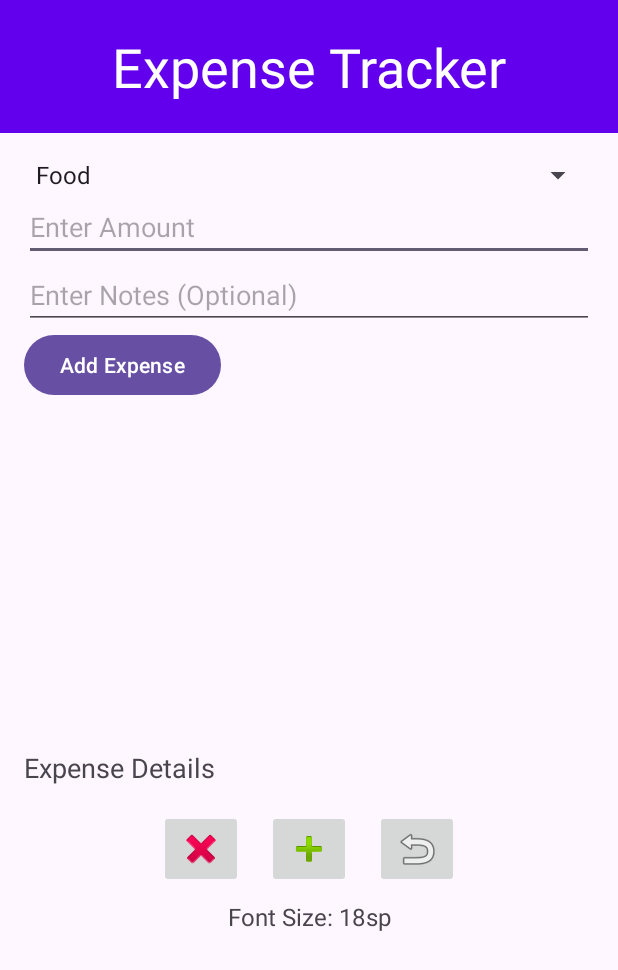
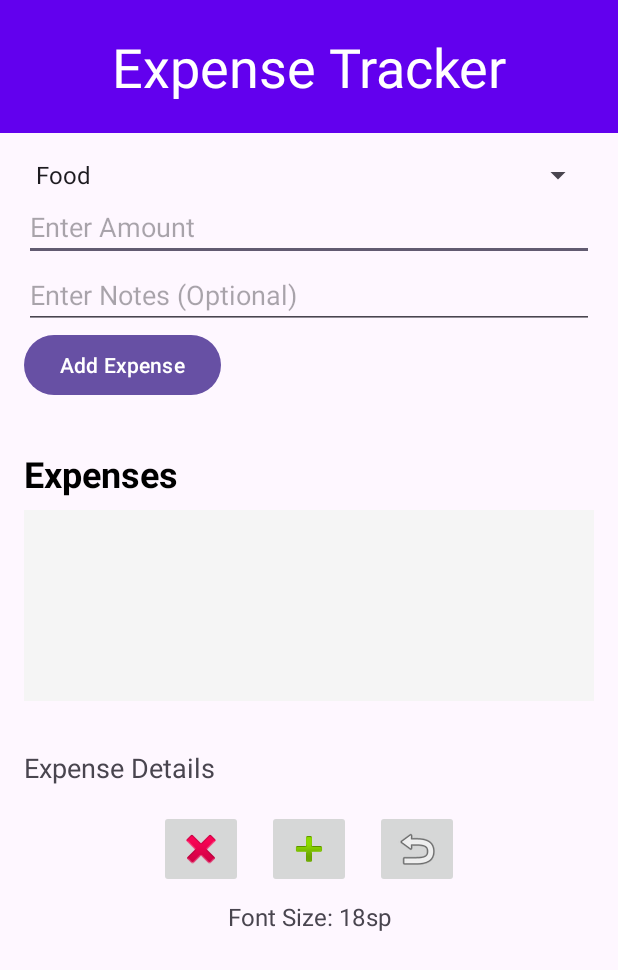
Before and after one commit to Mohammed-Abed-Alkareem/Personal-Expenses-Tracker, an Android app: the screen it shows after launch (MainActivity), on a phone screen of 412 x 824 dp. Shown: the top 970 px of the screen. Run offline under Robolectric (Android 15) with nearby library versions, the phone set to English and light mode, and no system bars.

Commit message:
almost done 1.1

```diff
--- a/todoFiles/app/src/main/AndroidManifest.xml
+++ b/todoFiles/app/src/main/AndroidManifest.xml
@@ -3,6 +3,7 @@
     xmlns:tools="http://schemas.android.com/tools">
 
     <application
+
         android:allowBackup="true"
         android:dataExtractionRules="@xml/data_extraction_rules"
         android:fullBackupContent="@xml/backup_rules"
--- a/todoFiles/app/src/main/java/com/example/personalexpensestracker/Fragments/AddFragment.java
+++ b/todoFiles/app/src/main/java/com/example/personalexpensestracker/Fragments/AddFragment.java
@@ -1,5 +1,6 @@
 package com.example.personalexpensestracker.Fragments;
 
+import android.content.Context;
 import android.os.Bundle;
 import android.view.LayoutInflater;
 import android.view.View;
@@ -9,18 +10,12 @@ import android.widget.Button;
 import android.widget.EditText;
 import android.widget.Spinner;
 import android.widget.Toast;
-
 import androidx.annotation.NonNull;
 import androidx.annotation.Nullable;
 import androidx.fragment.app.Fragment;
-
 import com.example.personalexpensestracker.DataBaseHelper;
 import com.example.personalexpensestracker.Expenses;
 import com.example.personalexpensestracker.R;
-
-import java.text.SimpleDateFormat;
-import java.util.Date;
-import java.util.Locale;
 
 public class AddFragment extends Fragment {
 
@@ -29,6 +24,7 @@ public class AddFragment extends Fragment {
     private Spinner expenseTypeSpinner;
     private Button addExpenseButton;
     private DataBaseHelper dbHelper;
+    private OnExpenseAddedListener listener;
 
     @Nullable
     @Override
@@ -71,13 +67,14 @@ public class AddFragment extends Fragment {
 
         try {
             double amount = Double.parseDouble(amountStr);
-            // Create an Expenses object
-            Expenses expense = new Expenses(type, amount, notes);
-
-
-            // Insert into the database
+            Expenses expense = new Expenses(0,type, amount, notes);
             dbHelper.addExpense(expense);
             Toast.makeText(getActivity(), "Expense added successfully", Toast.LENGTH_SHORT).show();
+
+            // Notify the listener
+            if (listener != null) {
+                listener.onExpenseAdded();
+            }
 
             // Clear input fields
             expenseAmount.setText("");
@@ -90,4 +87,18 @@ public class AddFragment extends Fragment {
             Toast.makeText(getActivity(), "Error adding expense: " + e.getMessage(), Toast.LENGTH_SHORT).show();
         }
     }
+
+    @Override
+    public void onAttach(@NonNull Context context) {
+        super.onAttach(context);
+        try {
+            listener = (OnExpenseAddedListener) context;
+        } catch (ClassCastException e) {
+            throw new ClassCastException(context.toString() + " must implement OnExpenseAddedListener");
+        }
+    }
+
+    public interface OnExpenseAddedListener {
+        void onExpenseAdded();
+    }
 }
--- a/todoFiles/app/src/main/java/com/example/personalexpensestracker/Fragments/DetailsFragment.java
+++ b/todoFiles/app/src/main/java/com/example/personalexpensestracker/Fragments/DetailsFragment.java
@@ -1,6 +1,5 @@
 package com.example.personalexpensestracker.Fragments;
 
-import android.content.Context;
 import android.content.SharedPreferences;
 import android.os.Bundle;
 import android.view.LayoutInflater;
@@ -13,7 +12,9 @@ import androidx.annotation.Nullable;
 import androidx.fragment.app.Fragment;
 
 import com.example.personalexpensestracker.DataBaseHelper;
+import com.example.personalexpensestracker.Expenses;
 import com.example.personalexpensestracker.R;
+import com.example.personalexpensestracker.Fragments.SharedPrefManager;
 
 public class DetailsFragment extends Fragment {
     private TextView expenseDetails;
@@ -22,7 +23,7 @@ public class DetailsFragment extends Fragment {
     private ImageButton minusButton;
     private TextView fontSizeTextView;
     private DataBaseHelper dbHelper;
-    private SharedPreferences sharedPreferences;
+    private SharedPrefManager sharedPrefManager;
 
     @Nullable
     @Override
@@ -34,17 +35,21 @@ public class DetailsFragment extends Fragment {
         plusButton = view.findViewById(R.id.plusButton);
         minusButton = view.findViewById(R.id.minusButton);
         fontSizeTextView = view.findViewById(R.id.fontSize);
+
         dbHelper = new DataBaseHelper(getActivity(), "expenses", null, 1);
-        sharedPreferences = getActivity().getSharedPreferences("ExpenseTrackerPrefs", Context.MODE_PRIVATE);
+        sharedPrefManager = SharedPrefManager.getInstance(getActivity());
+        String fontSizeString = sharedPrefManager.readString("fontSize", "18");
 
-        // Set initial font size
-        int fontSize = sharedPreferences.getInt("fontSize", 18); // Default to 18sp
-        expenseDetails.setTextSize(fontSize);
-        fontSizeTextView.setText("Font Size: " + fontSize + "sp");
+        expenseDetails.setTextSize(Float.parseFloat(fontSizeString));
+        fontSizeTextView.setText("Font Size: " + fontSizeString + "sp");
 
         deleteButton.setOnClickListener(v -> {
-            // Handle delete expense
-            // ...
+            // Delete the expense
+            String[] details = expenseDetails.getText().toString().split("\n");
+            String[] idString = details[0].split(": ");
+            int expenseId = Integer.parseInt(idString[1]);
+            dbHelper.deleteExpense(expenseId);
+            expenseDetails.setText("");
         });
 
         plusButton.setOnClickListener(v -> {
@@ -54,9 +59,7 @@ public class DetailsFragment extends Fragment {
                 currentSize += 2;
                 expenseDetails.setTextSize(currentSize);
                 fontSizeTextView.setText("Font Size: " + (int)currentSize + "sp");
-                SharedPreferences.Editor editor = sharedPreferences.edit();
-                editor.putInt("fontSize", (int)currentSize);
-                editor.apply();
+                sharedPrefManager.writeString("fontSize", String.valueOf((int)currentSize));
             }
         });
 
@@ -67,9 +70,7 @@ public class DetailsFragment extends Fragment {
                 currentSize -= 2;
                 expenseDetails.setTextSize(currentSize);
                 fontSizeTextView.setText("Font Size: " + (int)currentSize + "sp");
-                SharedPreferences.Editor editor = sharedPreferences.edit();
-                editor.putInt("fontSize", (int)currentSize);
-                editor.apply();
+                sharedPrefManager.writeString("fontSize", String.valueOf((int)currentSize));
             }
         });
 
@@ -79,4 +80,15 @@ public class DetailsFragment extends Fragment {
     public void displayExpenseDetails(String details) {
         expenseDetails.setText(details);
     }
+
+    public void updateExpense(int expenseId) {
+        Expenses expense = dbHelper.getExpenseById(expenseId);
+        if (expense != null) {
+            String details = "Type: " + expense.getType() + "\n" +
+                    "Amount: " + expense.getAmount() + "\n" +
+                    "Notes: " + expense.getNotes() + "\n" +
+                    "Time: " + expense.getTime().toString(); // Update this as needed
+            displayExpenseDetails(details);
+        }
+    }
 }
--- a/todoFiles/app/src/main/java/com/example/personalexpensestracker/Fragments/ListFragment.java
+++ b/todoFiles/app/src/main/java/com/example/personalexpensestracker/Fragments/ListFragment.java
@@ -1,19 +1,5 @@
 package com.example.personalexpensestracker.Fragments;
 
-import android.os.Bundle;
-
-import androidx.fragment.app.Fragment;
-
-import android.view.LayoutInflater;
-import android.view.View;
-import android.view.ViewGroup;
-
-import com.example.personalexpensestracker.DataBaseHelper;
-import com.example.personalexpensestracker.R;
-
-
-import android.database.Cursor;
-import android.database.sqlite.SQLiteDatabase;
 import android.os.Bundle;
 import android.view.LayoutInflater;
 import android.view.View;
@@ -21,63 +7,96 @@ import android.view.ViewGroup;
 import android.widget.AdapterView;
 import android.widget.ArrayAdapter;
 import android.widget.ListView;
+import android.widget.TextView;
+
 import androidx.annotation.NonNull;
 import androidx.annotation.Nullable;
 import androidx.fragment.app.Fragment;
+
+import com.example.personalexpensestracker.DataBaseHelper;
+import com.example.personalexpensestracker.Expenses;
+import com.example.personalexpensestracker.R;
+
+import java.time.format.DateTimeFormatter;
 import java.util.ArrayList;
+import java.util.List;
 
 public class ListFragment extends Fragment {
+
     private ListView expenseListView;
-    private ArrayAdapter<String> adapter;
-    private ArrayList<String> expenses;
     private DataBaseHelper dbHelper;
+    private List<Expenses> expenses;
+    private ArrayAdapter<Expenses> adapter;
+    private DateTimeFormatter timeFormatter = DateTimeFormatter.ofPattern("HH:mm:ss");
+    private OnExpenseSelectedListener onExpenseSelectedListener;
 
     @Nullable
     @Override
     public View onCreateView(@NonNull LayoutInflater inflater, @Nullable ViewGroup container, @Nullable Bundle savedInstanceState) {
         View view = inflater.inflate(R.layout.fragment_list, container, false);
 
+        dbHelper = new DataBaseHelper(getActivity(), "expenses", null, 1);
         expenseListView = view.findViewById(R.id.expenseListView);
-        dbHelper = new DataBaseHelper(getActivity(), "expenses", null, 1);
+
+        // Initialize expenses list
         expenses = new ArrayList<>();
 
-        loadExpenses();
+        adapter = new ArrayAdapter<Expenses>(
+                getActivity(),
+                android.R.layout.simple_list_item_1,
+                expenses
+        ) {
+            @Override
+            public View getView(int position, View convertView, ViewGroup parent) {
+                if (convertView == null) {
+                    convertView = LayoutInflater.from(getContext()).inflate(android.R.layout.simple_list_item_1, parent, false);
+                }
+                Expenses expense = getItem(position);
 
-        adapter = new ArrayAdapter<>(getActivity(), android.R.layout.simple_list_item_1, expenses);
+                if (expense != null) {
+                    String displayText = expense.getType() + " - " + expense.getTime().format(timeFormatter);
+                    ((TextView) convertView.findViewById(android.R.id.text1)).setText(displayText);
+                }
+
+                return convertView;
+            }
+        };
+
         expenseListView.setAdapter(adapter);
+        expenseListView.setOnItemClickListener((parent, view1, position, id) -> {
+            Expenses selectedExpense = adapter.getItem(position);
+            if (selectedExpense != null) {
+                int expenseId = selectedExpense.getId();
 
-        expenseListView.setOnItemClickListener(new AdapterView.OnItemClickListener() {
-            @Override
-            public void onItemClick(AdapterView<?> parent, View view, int position, long id) {
-                // Handle item click to show details in DetailsFragment
-                String selectedExpense = expenses.get(position);
-                DetailsFragment detailsFragment = (DetailsFragment) getFragmentManager().findFragmentById(R.id.fragment_container_details);
-                if (detailsFragment != null) {
-                    detailsFragment.displayExpenseDetails(selectedExpense);
+                if (onExpenseSelectedListener != null) {
+                    onExpenseSelectedListener.onExpenseSelected(expenseId);
                 }
             }
         });
 
+        // Initial load of expenses
+        refreshExpenses();
+
         return view;
-    }
-
-    private void loadExpenses() {
-        SQLiteDatabase db = dbHelper.getReadableDatabase();
-        Cursor cursor = db.query(DataBaseHelper.TABLE_EXPENSES, null, null, null, null, null, null);
-
-        if (cursor != null) {
-            while (cursor.moveToNext()) {
-                String type = cursor.getString(cursor.getColumnIndex(DataBaseHelper.COLUMN_TYPE));
-                String time = cursor.getString(cursor.getColumnIndex(DataBaseHelper.COLUMN_TIME));
-                expenses.add(type + " at " + time);
-            }
-            cursor.close();
-        }
     }
 
     public void refreshExpenses() {
         expenses.clear();
-        loadExpenses();
+        expenses.addAll(dbHelper.getAllExpenses());
         adapter.notifyDataSetChanged();
     }
+
+    @Override
+    public void onViewCreated(@NonNull View view, @Nullable Bundle savedInstanceState) {
+        super.onViewCreated(view, savedInstanceState);
+        try {
+            onExpenseSelectedListener = (OnExpenseSelectedListener) requireActivity();
+        } catch (ClassCastException e) {
+            throw new ClassCastException(requireActivity().toString() + " must implement OnExpenseSelectedListener");
+        }
+    }
+
+    public interface OnExpenseSelectedListener {
+        void onExpenseSelected(int expenseId);
+    }
 }
--- /dev/null
+++ b/todoFiles/app/src/main/java/com/example/personalexpensestracker/Fragments/SharedPrefManager.java
@@ -0,0 +1,36 @@
+package com.example.personalexpensestracker.Fragments;
+
+import android.content.Context;
+import android.content.SharedPreferences;
+
+public class SharedPrefManager {
+    private static final String SHARED_PREF_NAME = "My Shared Preference";
+    private static final int SHARED_PREF_PRIVATE = Context.MODE_PRIVATE;
+    private static SharedPrefManager ourInstance = null;
+    private static SharedPreferences sharedPreferences = null;
+    private SharedPreferences.Editor editor = null;
+
+
+    static SharedPrefManager getInstance(Context context) {
+        if (ourInstance != null) {
+            return ourInstance;
+        }
+        ourInstance=new SharedPrefManager(context);
+        return ourInstance;
+    }
+
+    private SharedPrefManager(Context context) {
+        sharedPreferences = context.getSharedPreferences(SHARED_PREF_NAME, SHARED_PREF_PRIVATE);
+        editor = sharedPreferences.edit();
+    }
+
+    public boolean writeString(String key, String value) {
+        editor.putString(key, value);
+        return editor.commit();
+    }
+
+    public String readString(String key, String defaultValue) {
+        return sharedPreferences.getString(key, defaultValue);
+    }
+
+}
--- a/todoFiles/app/src/main/java/com/example/personalexpensestracker/MainActivity.java
+++ b/todoFiles/app/src/main/java/com/example/personalexpensestracker/MainActivity.java
@@ -1,31 +1,40 @@
 package com.example.personalexpensestracker;
 
 import android.os.Bundle;
-
-import androidx.activity.EdgeToEdge;
 import androidx.appcompat.app.AppCompatActivity;
-import androidx.core.graphics.Insets;
-import androidx.core.view.ViewCompat;
-import androidx.core.view.WindowInsetsCompat;
-
-import android.os.Bundle;
-import androidx.appcompat.app.AppCompatActivity;
-
 import com.example.personalexpensestracker.Fragments.AddFragment;
 import com.example.personalexpensestracker.Fragments.DetailsFragment;
 import com.example.personalexpensestracker.Fragments.ListFragment;
 
-public class MainActivity extends AppCompatActivity {
+public class MainActivity extends AppCompatActivity implements AddFragment.OnExpenseAddedListener, ListFragment.OnExpenseSelectedListener {
+
     @Override
     protected void onCreate(Bundle savedInstanceState) {
         super.onCreate(savedInstanceState);
         setContentView(R.layout.activity_main);
 
-        // Load the fragments into the main activity
-        getSupportFragmentManager().beginTransaction()
-                .replace(R.id.fragment_container_add, new AddFragment())
-                .replace(R.id.fragment_container_list, new ListFragment())
-                .replace(R.id.fragment_container_details, new DetailsFragment())
-                .commit();
+        if (savedInstanceState == null) {
+            getSupportFragmentManager().beginTransaction()
+                    .replace(R.id.fragment_container_add, new AddFragment())
+                    .replace(R.id.fragment_container_list, new ListFragment())
+                    .replace(R.id.fragment_container_details, new DetailsFragment())
+                    .commit();
+        }
+    }
+
+    @Override
+    public void onExpenseAdded() {
+        ListFragment listFragment = (ListFragment) getSupportFragmentManager().findFragmentById(R.id.fragment_container_list);
+        if (listFragment != null) {
+            listFragment.refreshExpenses();
+        }
+    }
+
+    @Override
+    public void onExpenseSelected(int expenseId) {
+        DetailsFragment detailsFragment = (DetailsFragment) getSupportFragmentManager().findFragmentById(R.id.fragment_container_details);
+        if (detailsFragment != null) {
+            detailsFragment.updateExpense(expenseId);
+        }
     }
 }
--- a/todoFiles/app/src/main/res/layout/activity_main.xml
+++ b/todoFiles/app/src/main/res/layout/activity_main.xml
@@ -13,8 +13,6 @@
         android:padding="20dp"
         android:background="@color/colorPrimary"
         android:textColor="@android:color/white" />
-        />
-
 
     <FrameLayout
         android:id="@+id/fragment_container_add"
--- a/todoFiles/app/src/main/res/layout/fragment_add.xml
+++ b/todoFiles/app/src/main/res/layout/fragment_add.xml
@@ -1,7 +1,6 @@
-<?xml version="1.0" encoding="utf-8"?>
 <LinearLayout xmlns:android="http://schemas.android.com/apk/res/android"
     android:layout_width="match_parent"
-    android:layout_height="match_parent"
+    android:layout_height="wrap_content"
     android:orientation="vertical"
     android:padding="16dp">
 
--- a/todoFiles/app/src/main/res/layout/fragment_list.xml
+++ b/todoFiles/app/src/main/res/layout/fragment_list.xml
@@ -2,16 +2,33 @@
 <LinearLayout xmlns:android="http://schemas.android.com/apk/res/android"
     android:layout_width="match_parent"
     android:layout_height="match_parent"
-    android:orientation="vertical">
+    android:orientation="vertical"
+    android:padding="16dp">
 
+    <!-- Title or Header for the list -->
+    <TextView
+        android:layout_width="wrap_content"
+        android:layout_height="wrap_content"
+        android:text="Expenses"
+        android:textSize="24sp"
+        android:textColor="@color/colorOnBackground"
+        android:layout_marginBottom="8dp"
+        android:textStyle="bold"/>
+
+    <!-- Container for the ListView -->
     <FrameLayout
         android:layout_width="match_parent"
-        android:layout_height="wrap_content">
+        android:layout_height="0dp"
+        android:layout_weight="1">
 
         <ListView
             android:id="@+id/expenseListView"
             android:layout_width="match_parent"
-            android:layout_height="match_parent" />
+            android:layout_height="match_parent"
+            android:divider="@android:color/darker_gray"
+            android:dividerHeight="1dp"
+            android:padding="8dp"
+            android:background="@color/colorBackground"/>
     </FrameLayout>
 
 </LinearLayout>
--- a/todoFiles/app/src/main/res/values/colors.xml
+++ b/todoFiles/app/src/main/res/values/colors.xml
@@ -3,4 +3,8 @@
     <color name="black">#FF000000</color>
     <color name="white">#FFFFFFFF</color>
     <color name="colorPrimary">#FF6200EE</color>
+    <color name="colorAccent">#FF018786</color>
+    <color name="colorBackground">#F5F5F5</color>
+    <color name="colorOnBackground">#000000</color>
+    <color name="red">#FF0000</color>
 </resources>
```
Also changed, not shown: todoFiles/app/src/main/java/com/example/personalexpensestracker/DataBaseHelper.java (+66 -1 lines), todoFiles/app/src/main/java/com/example/personalexpensestracker/Expenses.java (+20 -1 lines).
